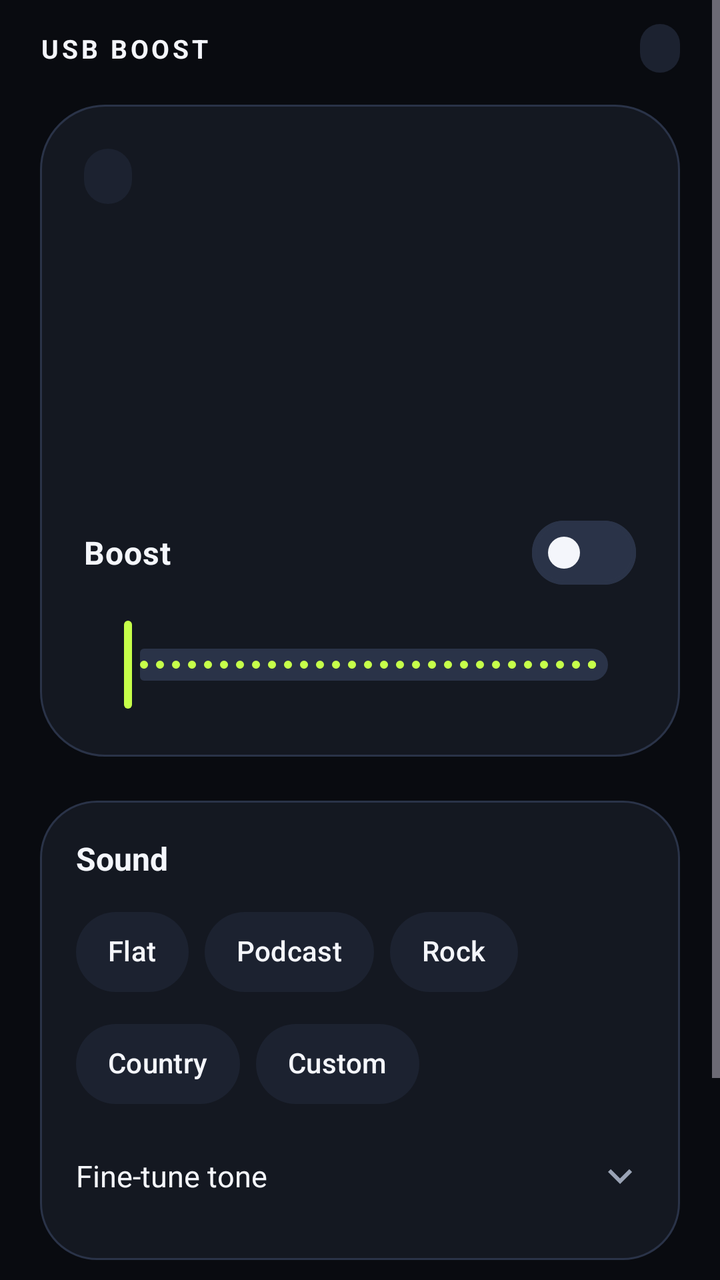
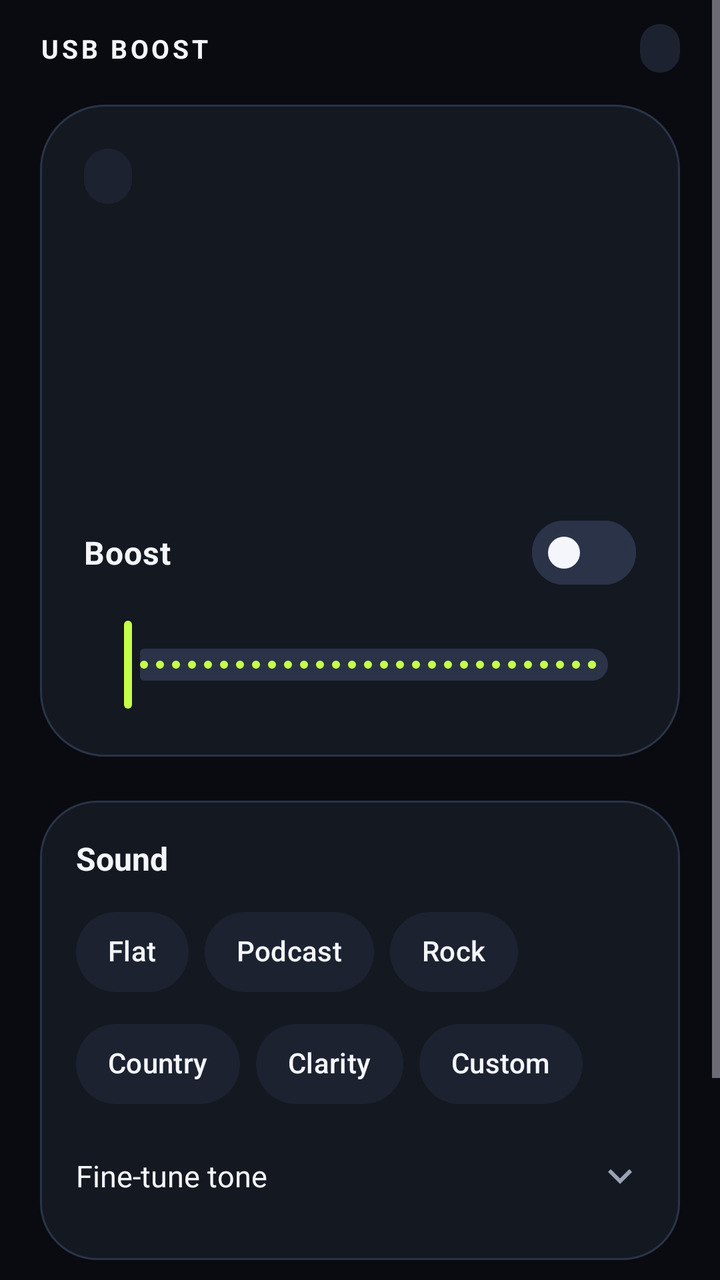

Screens rendered from an Android XML layout before and after an edit, with the pre-edit source and the edit as a unified diff.
<!-- AndroidManifest.xml: application theme Theme.UsbBoost -->
<!-- res/layout/activity_main.xml -->
<?xml version="1.0" encoding="utf-8"?>
<ScrollView xmlns:android="http://schemas.android.com/apk/res/android"
    xmlns:app="http://schemas.android.com/apk/res-auto"
    android:layout_width="match_parent"
    android:layout_height="match_parent"
    android:background="@color/bg"
    android:clipToPadding="false"
    android:fillViewport="true"
    android:fitsSystemWindows="true">

    <LinearLayout
        android:layout_width="match_parent"
        android:layout_height="wrap_content"
        android:orientation="vertical"
        android:paddingStart="20dp"
        android:paddingTop="12dp"
        android:paddingEnd="20dp"
        android:paddingBottom="32dp">

        <LinearLayout
            android:layout_width="match_parent"
            android:layout_height="wrap_content"
            android:gravity="center_vertical"
            android:orientation="horizontal"
            android:paddingBottom="16dp">

            <TextView
                android:layout_width="0dp"
                android:layout_height="wrap_content"
                android:layout_weight="1"
                android:letterSpacing="0.12"
                android:text="@string/app_mark"
                android:textAllCaps="true"
                android:textColor="@color/text"
                android:textSize="13sp"
                android:textStyle="bold" />

            <TextView
                android:id="@+id/textProfile"
                android:layout_width="wrap_content"
                android:layout_height="wrap_content"
                android:background="@drawable/bg_pill"
                android:paddingStart="10dp"
                android:paddingTop="4dp"
                android:paddingEnd="10dp"
                android:paddingBottom="4dp"
                android:textColor="@color/lime"
                android:textSize="12sp" />
        </LinearLayout>

        <LinearLayout
            android:id="@+id/heroCard"
            android:layout_width="match_parent"
            android:layout_height="wrap_content"
            android:background="@drawable/bg_hero_off"
            android:orientation="vertical"
            android:padding="22dp">

            <TextView
                android:id="@+id/textPowerStatus"
                android:layout_width="wrap_content"
                android:layout_height="wrap_content"
                android:background="@drawable/bg_pill"
                android:paddingStart="12dp"
                android:paddingTop="5dp"
                android:paddingEnd="12dp"
                android:paddingBottom="5dp"
                android:textColor="@color/text_muted"
                android:textSize="13sp"
                android:textStyle="bold" />

            <TextView
                android:id="@+id/textBoostValue"
                android:layout_width="match_parent"
                android:layout_height="wrap_content"
                android:layout_marginTop="18dp"
                android:fontFamily="sans-serif-medium"
                android:includeFontPadding="false"
                android:letterSpacing="-0.03"
                android:textColor="@color/text"
                android:textSize="56sp" />

            <TextView
                android:id="@+id/textOutput"
                android:layout_width="match_parent"
                android:layout_height="wrap_content"
                android:layout_marginTop="4dp"
                android:textColor="@color/text_muted"
                android:textSize="14sp" />

            <TextView
                android:id="@+id/textHint"
                android:layout_width="match_parent"
                android:layout_height="wrap_content"
                android:layout_marginTop="8dp"
                android:textColor="@color/text_muted"
                android:textSize="13sp" />

            <com.google.android.material.materialswitch.MaterialSwitch
                android:id="@+id/switchEnabled"
                android:layout_width="match_parent"
                android:layout_height="wrap_content"
                android:layout_marginTop="18dp"
                android:text="@string/enable_boost"
                android:textColor="@color/text"
                android:textSize="16sp"
                android:textStyle="bold"
                app:thumbTint="@color/switch_thumb"
                app:trackTint="@color/switch_track" />

            <com.google.android.material.slider.Slider
                android:id="@+id/sliderBoost"
                android:layout_width="match_parent"
                android:layout_height="wrap_content"
                android:layout_marginTop="8dp"
                android:contentDescription="@string/boost_level_label"
                android:stepSize="1"
                android:valueFrom="0"
                android:valueTo="100"
                app:haloColor="@color/lime"
                app:thumbColor="@color/lime"
                app:trackColorActive="@color/lime"
                app:trackColorInactive="@color/stroke" />

            <com.google.android.material.button.MaterialButton
                android:id="@+id/buttonLockOn"
                style="@style/Widget.Material3.Button.TonalButton"
                android:layout_width="match_parent"
                android:layout_height="wrap_content"
                android:layout_marginTop="4dp"
                android:text="@string/lock_on"
                android:visibility="gone"
                app:backgroundTint="@color/surface_high"
                app:cornerRadius="16dp" />
        </LinearLayout>

        <LinearLayout
            android:layout_width="match_parent"
            android:layout_height="wrap_content"
            android:layout_marginTop="22dp"
            android:background="@drawable/bg_card"
            android:orientation="vertical"
            android:padding="18dp">

            <TextView
                android:layout_width="match_parent"
                android:layout_height="wrap_content"
                android:text="@string/sound_label"
                android:textColor="@color/text"
                android:textSize="16sp"
                android:textStyle="bold" />

            <com.google.android.material.chip.ChipGroup
                android:id="@+id/chipsPreset"
                android:layout_width="match_parent"
                android:layout_height="wrap_content"
                android:layout_marginTop="12dp"
                app:selectionRequired="true"
                app:singleSelection="true">

                <com.google.android.material.chip.Chip
                    android:id="@+id/chipFlat"
                    style="@style/Widget.UsbBoost.Chip"
                    android:layout_width="wrap_content"
                    android:layout_height="wrap_content"
                    android:text="@string/preset_flat" />

                <com.google.android.material.chip.Chip
                    android:id="@+id/chipPodcast"
                    style="@style/Widget.UsbBoost.Chip"
                    android:layout_width="wrap_content"
                    android:layout_height="wrap_content"
                    android:text="@string/preset_podcast" />

                <com.google.android.material.chip.Chip
                    android:id="@+id/chipRock"
                    style="@style/Widget.UsbBoost.Chip"
                    android:layout_width="wrap_content"
                    android:layout_height="wrap_content"
                    android:text="@string/preset_rock" />

                <com.google.android.material.chip.Chip
                    android:id="@+id/chipCountry"
                    style="@style/Widget.UsbBoost.Chip"
                    android:layout_width="wrap_content"
                    android:layout_height="wrap_content"
                    android:text="@string/preset_country" />

                <com.google.android.material.chip.Chip
                    android:id="@+id/chipCustom"
                    style="@style/Widget.UsbBoost.Chip"
                    android:layout_width="wrap_content"
                    android:layout_height="wrap_content"
                    android:text="@string/preset_custom" />
            </com.google.android.material.chip.ChipGroup>

            <LinearLayout
                android:id="@+id/buttonTone"
                android:layout_width="match_parent"
                android:layout_height="wrap_content"
                android:layout_marginTop="8dp"
                android:background="?attr/selectableItemBackground"
                android:clickable="true"
                android:focusable="true"
                android:gravity="center_vertical"
                android:minHeight="48dp"
                android:orientation="horizontal"
                android:paddingTop="10dp"
                android:paddingBottom="10dp">

                <TextView
                    android:layout_width="0dp"
                    android:layout_height="wrap_content"
                    android:layout_weight="1"
                    android:text="@string/fine_tune"
                    android:textColor="@color/text"
                    android:textSize="15sp" />

                <ImageView
                    android:id="@+id/iconTone"
                    android:layout_width="24dp"
                    android:layout_height="24dp"
                    android:contentDescription="@string/fine_tune"
                    android:src="@drawable/ic_expand" />
            </LinearLayout>

            <LinearLayout
                android:id="@+id/layoutTone"
                android:layout_width="match_parent"
                android:layout_height="wrap_content"
                android:orientation="vertical"
                android:visibility="gone">

                <TextView
                    android:id="@+id/textEqBass"
                    android:layout_width="match_parent"
                    android:layout_height="wrap_content"
                    android:textColor="@color/text_muted" />

                <com.google.android.material.slider.Slider
                    android:id="@+id/sliderEqBass"
                    android:layout_width="match_parent"
                    android:layout_height="wrap_content"
                    android:stepSize="1"
                    android:valueFrom="-12"
                    android:valueTo="12"
                    app:thumbColor="@color/lime"
                    app:trackColorActive="@color/lime"
                    app:trackColorInactive="@color/stroke" />

                <TextView
                    android:id="@+id/textEqLowMid"
                    android:layout_width="match_parent"
                    android:layout_height="wrap_content"
                    android:textColor="@color/text_muted" />

                <com.google.android.material.slider.Slider
                    android:id="@+id/sliderEqLowMid"
                    android:layout_width="match_parent"
                    android:layout_height="wrap_content"
                    android:stepSize="1"
                    android:valueFrom="-12"
                    android:valueTo="12"
                    app:thumbColor="@color/lime"
                    app:trackColorActive="@color/lime"
                    app:trackColorInactive="@color/stroke" />

                <TextView
                    android:id="@+id/textEqMid"
                    android:layout_width="match_parent"
                    android:layout_height="wrap_content"
                    android:textColor="@color/text_muted" />

                <com.google.android.material.slider.Slider
                    android:id="@+id/sliderEqMid"
                    android:layout_width="match_parent"
                    android:layout_height="wrap_content"
                    android:stepSize="1"
                    android:valueFrom="-12"
                    android:valueTo="12"
                    app:thumbColor="@color/lime"
                    app:trackColorActive="@color/lime"
                    app:trackColorInactive="@color/stroke" />

                <TextView
                    android:id="@+id/textEqPresence"
                    android:layout_width="match_parent"
                    android:layout_height="wrap_content"
                    android:textColor="@color/text_muted" />

                <com.google.android.material.slider.Slider
                    android:id="@+id/sliderEqPresence"
                    android:layout_width="match_parent"
                    android:layout_height="wrap_content"
                    android:stepSize="1"
                    android:valueFrom="-12"
                    android:valueTo="12"
                    app:thumbColor="@color/lime"
                    app:trackColorActive="@color/lime"
                    app:trackColorInactive="@color/stroke" />

                <TextView
                    android:id="@+id/textEqTreble"
                    android:layout_width="match_parent"
                    android:layout_height="wrap_content"
                    android:textColor="@color/text_muted" />

                <com.google.android.material.slider.Slider
                    android:id="@+id/sliderEqTreble"
                    android:layout_width="match_parent"
                    android:layout_height="wrap_content"
                    android:stepSize="1"
                    android:valueFrom="-12"
                    android:valueTo="12"
                    app:thumbColor="@color/lime"
                    app:trackColorActive="@color/lime"
                    app:trackColorInactive="@color/stroke" />
            </LinearLayout>
        </LinearLayout>

        <LinearLayout
            android:layout_width="match_parent"
            android:layout_height="wrap_content"
            android:layout_marginTop="14dp"
            android:background="@drawable/bg_card"
            android:orientation="vertical"
            android:padding="18dp">

            <LinearLayout
                android:id="@+id/buttonMore"
                android:layout_width="match_parent"
                android:layout_height="wrap_content"
                android:background="?attr/selectableItemBackground"
                android:clickable="true"
                android:focusable="true"
                android:gravity="center_vertical"
                android:minHeight="48dp"
                android:orientation="horizontal">

                <TextView
                    android:layout_width="0dp"
                    android:layout_height="wrap_content"
                    android:layout_weight="1"
                    android:text="@string/more_label"
                    android:textColor="@color/text"
                    android:textSize="16sp"
                    android:textStyle="bold" />

                <ImageView
                    android:id="@+id/iconMore"
                    android:layout_width="24dp"
                    android:layout_height="24dp"
                    android:contentDescription="@string/more_label"
                    android:src="@drawable/ic_expand" />
            </LinearLayout>

            <LinearLayout
                android:id="@+id/layoutMore"
                android:layout_width="match_parent"
                android:layout_height="wrap_content"
                android:orientation="vertical"
                android:paddingTop="8dp"
                android:visibility="gone">

                <com.google.android.material.materialswitch.MaterialSwitch
                    android:id="@+id/switchAutoCar"
                    android:layout_width="match_parent"
                    android:layout_height="wrap_content"
                    android:text="@string/auto_car_mode"
                    android:textColor="@color/text"
                    app:thumbTint="@color/switch_thumb"
                    app:trackTint="@color/switch_track" />

                <com.google.android.material.materialswitch.MaterialSwitch
                    android:id="@+id/switchAutoUsb"
                    android:layout_width="match_parent"
                    android:layout_height="wrap_content"
                    android:text="@string/auto_on_usb"
                    android:textColor="@color/text"
                    app:thumbTint="@color/switch_thumb"
                    app:trackTint="@color/switch_track" />

                <com.google.android.material.button.MaterialButton
                    android:id="@+id/buttonUpdate"
                    style="@style/Widget.Material3.Button.OutlinedButton"
                    android:layout_width="match_parent"
                    android:layout_height="wrap_content"
                    android:layout_marginTop="12dp"
                    android:text="@string/check_update"
                    app:cornerRadius="16dp"
                    app:strokeColor="@color/stroke" />

                <TextView
                    android:id="@+id/textUpdate"
                    android:layout_width="match_parent"
                    android:layout_height="wrap_content"
                    android:layout_marginTop="8dp"
                    android:textColor="@color/text_muted"
                    android:textSize="13sp" />

                <TextView
                    android:layout_width="match_parent"
                    android:layout_height="wrap_content"
                    android:layout_marginTop="12dp"
                    android:text="@string/qs_hint"
                    android:textColor="@color/text_muted"
                    android:textSize="13sp" />
            </LinearLayout>
        </LinearLayout>
    </LinearLayout>
</ScrollView>
<!-- resources referenced by this layout -->
<resources>
  <color name="bg">#090B10</color>
  <color name="lime">#C6FF4A</color>
  <color name="stroke">#2A3348</color>
  <color name="surface_high">#1C2230</color>
  <color name="text">#F4F6FB</color>
  <color name="text_muted">#9AA3B5</color>
  <!-- drawable bg_card (drawable) -->
  <?xml version="1.0" encoding="utf-8"?>
  <shape xmlns:android="http://schemas.android.com/apk/res/android">
      <solid android:color="@color/surface" />
      <corners android:radius="28dp" />
      <stroke
          android:width="1dp"
          android:color="@color/stroke" />
  </shape>
  <!-- drawable bg_hero_off (drawable) -->
  <?xml version="1.0" encoding="utf-8"?>
  <shape xmlns:android="http://schemas.android.com/apk/res/android">
      <solid android:color="@color/surface" />
      <corners android:radius="32dp" />
      <stroke
          android:width="1dp"
          android:color="@color/stroke" />
  </shape>
  <!-- drawable bg_pill (drawable) -->
  <?xml version="1.0" encoding="utf-8"?>
  <shape xmlns:android="http://schemas.android.com/apk/res/android">
      <solid android:color="@color/surface_high" />
      <corners android:radius="999dp" />
  </shape>
  <!-- drawable ic_expand (drawable) -->
  <?xml version="1.0" encoding="utf-8"?>
  <vector xmlns:android="http://schemas.android.com/apk/res/android"
      android:width="24dp"
      android:height="24dp"
      android:viewportWidth="24"
      android:viewportHeight="24">
      <path
          android:fillColor="@color/text_muted"
          android:pathData="M7.4,8.6L12,13.2L16.6,8.6L18,10L12,16L6,10L7.4,8.6Z" />
  </vector>
  <string name="app_mark">USB Boost</string>
  <string name="auto_car_mode">Only when USB / car is connected</string>
  <string name="auto_on_usb">Turn on when I plug into the car</string>
  <string name="boost_level_label">Boost level</string>
  <string name="check_update">Check for update</string>
  <string name="enable_boost">Boost</string>
  <string name="fine_tune">Fine-tune tone</string>
  <string name="lock_on">Lock onto Spotify</string>
  <string name="more_label">Car and updates</string>
  <string name="preset_country">Country</string>
  <string name="preset_custom">Custom</string>
  <string name="preset_flat">Flat</string>
  <string name="preset_podcast">Podcast</string>
  <string name="preset_rock">Rock</string>
  <string name="qs_hint">Add the USB Boost tile in Quick Settings for a one-tap toggle.</string>
  <string name="sound_label">Sound</string>
  <style name="Widget.UsbBoost.Chip" parent="Widget.Material3.Chip.Filter">
          <item name="chipBackgroundColor">@color/chip_bg</item>
          <item name="android:textColor">@color/chip_text</item>
          <item name="checkedIconVisible">false</item>
          <item name="chipStrokeWidth">0dp</item>
          <item name="chipCornerRadius">20dp</item>
          <item name="chipMinHeight">40dp</item>
          <item name="android:checkable">true</item>
      </style>
  <color name="surface">#141821</color>
  <color name="text_on_lime">#0B0D12</color>
  <style name="Widget.UsbBoost.Button" parent="Widget.Material3.Button">
          <item name="cornerRadius">18dp</item>
          <item name="android:textAllCaps">false</item>
          <item name="android:letterSpacing">0</item>
      </style>
</resources>

<!-- the commit's change to res/layout/activity_main.xml (unified diff, before → after) -->
@@ -187,6 +187,13 @@
                     android:text="@string/preset_country" />
 
                 <com.google.android.material.chip.Chip
+                    android:id="@+id/chipClarity"
+                    style="@style/Widget.UsbBoost.Chip"
+                    android:layout_width="wrap_content"
+                    android:layout_height="wrap_content"
+                    android:text="@string/preset_clarity" />
+
+                <com.google.android.material.chip.Chip
                     android:id="@+id/chipCustom"
                     style="@style/Widget.UsbBoost.Chip"
                     android:layout_width="wrap_content"
<!-- resource entries referenced after the edit -->
@@ -50,6 +50,7 @@
   <string name="fine_tune">Fine-tune tone</string>
   <string name="lock_on">Lock onto Spotify</string>
   <string name="more_label">Car and updates</string>
+  <string name="preset_clarity">Clarity</string>
   <string name="preset_country">Country</string>
   <string name="preset_custom">Custom</string>
   <string name="preset_flat">Flat</string>
